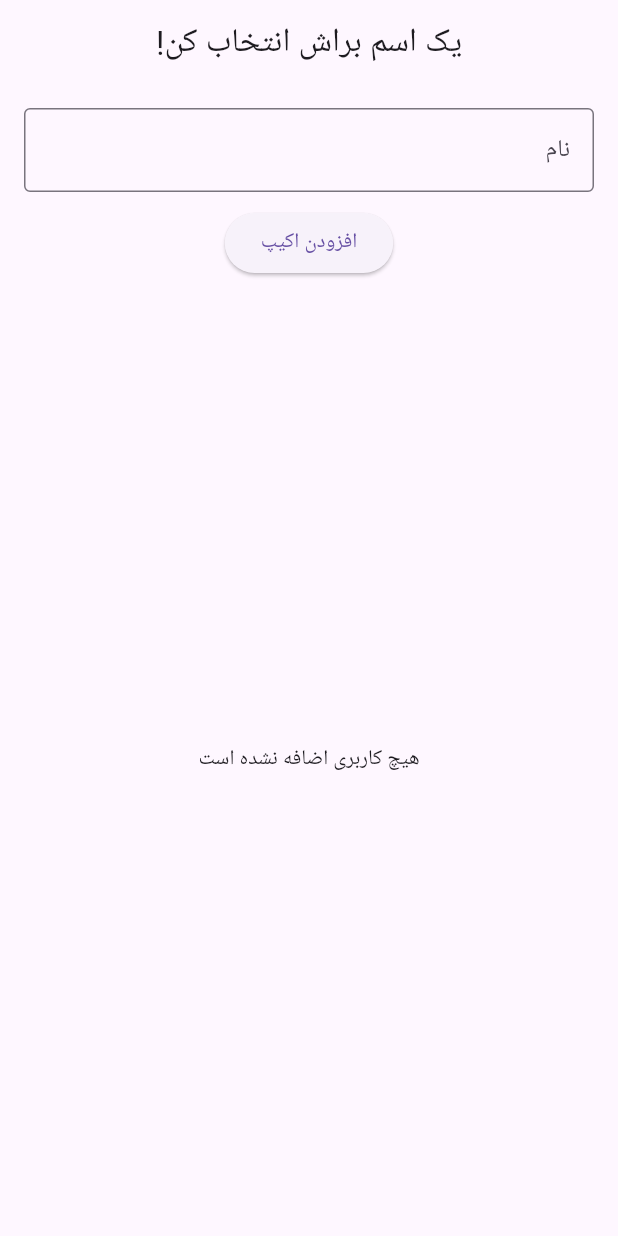
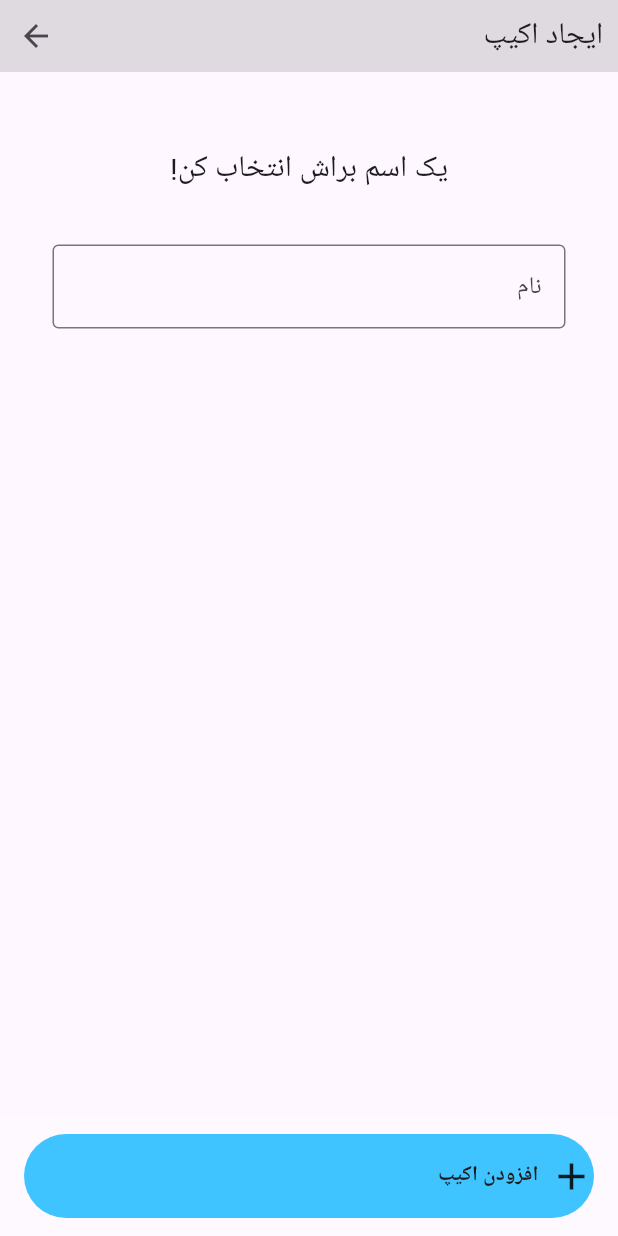
Before and after one commit to hamy-rah/Dongemon, a Flutter app: the screen it shows after launch, after a tap on "ساخت اکیپ جدید", on a phone screen of 412 x 824 dp. Run offline on Flutter 3.47's test engine with Material 3 defaults, Android fonts, the light colour scheme and no system bars; our stand-ins replace bloc, flutter_bloc.

Commit message:
move EkipBox to HomePage

```diff
--- a/lib/Home.dart
+++ b/lib/Home.dart
@@ -1,5 +1,10 @@
 import 'package:flutter/material.dart';
+import 'package:flutter_bloc/flutter_bloc.dart';
 import 'add_ekip.dart';
+import 'user_bloc.dart';
+import 'user_event.dart';
+import 'user_state.dart';
+
 class Home extends StatefulWidget {
   const Home({super.key});
 
@@ -10,6 +15,8 @@ class Home extends StatefulWidget {
 class _HomeState extends State<Home> {
   @override
   Widget build(BuildContext context) {
+    final userBloc = BlocProvider.of<UserBloc>(context);
+
     return Directionality(
       textDirection: TextDirection.rtl,
       child: Scaffold(
@@ -18,96 +25,73 @@ class _HomeState extends State<Home> {
           width: MediaQuery.of(context).size.width,
           child: Column(
             children: [
-              const SizedBox(
-                height: 20,
-              ),
+              const SizedBox(height: 20),
               Row(
                 mainAxisAlignment: MainAxisAlignment.spaceBetween,
                 children: [
-                  const Text(
-                    "اکی‍ب ها",
+                  const Padding(
+                    padding: EdgeInsets.only(right: 16.0),
+                    child: Text(
+                      "اکیپ‌ها",
                       style: TextStyle(fontSize: 20),
+                    ),
                   ),
                   Row(
                     children: [
-                      const Icon(
-                        Icons.group_add_outlined,
-                        size: 30,
-                      ),
+                      const Icon(Icons.group_add_outlined, size: 30),
                       TextButton(
                         onPressed: () {
-                            setState(() {
                           Navigator.push(
                             context,
-                                  MaterialPageRoute(builder: (context) =>
-                                      const AddEkip()
-                                  ));
-                            });
+                            MaterialPageRoute(
+                              builder: (context) => const AddEkip(),
+                            ),
+                          );
                         },
                         child: const Text(
                           "ساخت اکیپ جدید",
                           style: TextStyle(fontSize: 20),
-                          )),
+                        ),
+                      ),
                     ],
                   ),
                 ],
               ),
-              const SizedBox(
-                height: 30,
+              const SizedBox(height: 30),
+              Expanded(
+                child: BlocBuilder<UserBloc, UserState>(
+                  builder: (context, state) {
+                    if (state.users.isEmpty) {
+                      return const Center(
+                        child: Text('هنوز اکیپی ساخته نشده است'),
+                      );
+                    }
+                    return ListView.builder(
+                      itemCount: state.users.length,
+                      itemBuilder: (context, index) {
+                        final user = state.users[index];
+                        return InkWell(
+                          onTap: (){},
+                          child: Card(
+                            margin: const EdgeInsets.symmetric(
+                                horizontal: 50, vertical: 8),
+                            child: ListTile(
+                              leading: CircleAvatar(
+                                child: Text(user.name[0].toUpperCase()),
                               ),
-              Center(
-                child: InkWell(
-                  onTap: () {},
-                  child: Container(
-                    decoration: BoxDecoration(
-                      color: Colors.black87,
-                      borderRadius: BorderRadius.circular(50),
-                    ),
-                    height: 200,
-                    width: 400,
-                    child: const Column(
-                      mainAxisAlignment: MainAxisAlignment.spaceAround,
-                      children: [
-                        Text(
-                          "نام اکیپ",
-                          style: TextStyle(fontSize: 20, color: Colors.white),
-                        ),
-                        Text(
-                          "وضعیت",
-                          style: TextStyle(fontSize: 20, color: Colors.white),
-                        )
-                      ],
+                              title: Text(user.name),
+                              trailing: IconButton(
+                                icon: const Icon(Icons.delete, color: Colors.red),
+                                onPressed: () {
+                                  userBloc.add(RemoveUser(index));
+                                },
                               ),
                             ),
                           ),
-              ),
-              const SizedBox(
-                height: 30,
-              ),
-              Center(
-                child: InkWell(
-                  onTap: () {},
-                  child: Container(
-                    decoration: BoxDecoration(
-                      color: Colors.black87,
-                      borderRadius: BorderRadius.circular(50),
-                    ),
-                    height: 200,
-                    width: 400,
-                    child: const Column(
-                      mainAxisAlignment: MainAxisAlignment.spaceAround,
-                      children: [
-                        Text(
-                          "نام اکیپ",
-                          style: TextStyle(fontSize: 20, color: Colors.white),
-                        ),
-                        Text(
-                          "وضعیت",
-                          style: TextStyle(fontSize: 20, color: Colors.white),
-                        )
-                      ],
-                    ),
-                  ),
+                        );
+                      },
+                    );
+                  },
                 ),
               ),
             ],
--- a/lib/add_ekip.dart
+++ b/lib/add_ekip.dart
@@ -1,33 +1,24 @@
 import 'package:flutter/material.dart';
 import 'package:flutter_bloc/flutter_bloc.dart';
-// import 'homepage.dart';
 import 'user_bloc.dart';
 import 'user_event.dart';
-import 'user_state.dart';
 
-class AddEkip extends StatefulWidget {
+class AddEkip extends StatelessWidget {
   const AddEkip({super.key});
 
   @override
-  State<AddEkip> createState() => _AddEkipState();
-}
-
-class _AddEkipState extends State<AddEkip> {
-  @override
   Widget build(BuildContext context) {
-    return MaterialApp(
-      debugShowCheckedModeBanner: false,
-      title: 'افزودن اکیپ',
-      home: BlocProvider(
-        create: (context) => UserBloc(),
-        child: AddEkipPage(),
+    return const Directionality(
+      textDirection: TextDirection.rtl,
+      child: Scaffold(
+        body: AddEkipPage(),
       ),
     );
   }
 }
 
 class AddEkipPage extends StatefulWidget {
-  AddEkipPage({super.key});
+  const AddEkipPage({super.key});
 
   @override
   State<AddEkipPage> createState() => _AddEkipPageState();
@@ -38,76 +29,86 @@ class _AddEkipPageState extends State<AddEkipPage> {
 
   @override
   Widget build(BuildContext context) {
-    final userBloc = context.read<UserBloc>();
     return Directionality(
       textDirection: TextDirection.rtl,
       child: Scaffold(
-        // Scaffold اضافه شد
-        appBar: AppBar(
-          title: Center(child: Text('یک اسم براش انتخاب کن!')),
+        body: Column(
+          children: [
+            Container(
+              color: Colors.black12,
+              child: Row(
+                mainAxisAlignment: MainAxisAlignment.spaceBetween,
+                children: [
+                  const Text(
+                    "  ایجاد اکیپ",
+                    style: TextStyle(fontSize: 20),
                   ),
-        body: Padding(
-          padding: const EdgeInsets.all(16.0),
+                  IconButton(
+                      onPressed: () => Navigator.pop(context),
+                      icon: const Icon(Icons.arrow_forward)),
+                ],
+              ),
+            ),
+            const SizedBox(height: 50,),
+            const Center(child: Text('یک اسم براش انتخاب کن!',style: TextStyle(fontSize: 20),)),
+            Padding(
+              padding: const EdgeInsets.all(35.0),
               child: Column(
                 children: <Widget>[
-              // فرم وارد کردن نام
                   TextField(
                     controller: _nameController,
-                decoration: InputDecoration(
+                    decoration: const InputDecoration(
                       labelText: 'نام',
                       border: OutlineInputBorder(),
                     ),
                   ),
-              SizedBox(height: 10),
-              ElevatedButton(
-                onPressed: () {
-                  final name = _nameController.text.trim();
-                  if (name.isNotEmpty) {
-                    userBloc.add(AddUser(name: name));
-                    _nameController.clear();
-                  } else {
-                    ScaffoldMessenger.of(context).showSnackBar(
-                      SnackBar(content: Text('لطفاً فیلد را پر کنید')),
-                    );
-                  }
-                },
-                child: Text('افزودن اکیپ'),
-              ),
-              SizedBox(height: 20),
-              // لیست کاربران
-              Expanded(
-                child: BlocBuilder<UserBloc, UserState>(
-                  builder: (context, state) {
-                    if (state.users.isEmpty) {
-                      return Center(
-                        child: Text('هیچ کاربری اضافه نشده است'),
-                      );
-                    }
-                    return ListView.builder(
-                      itemCount: state.users.length,
-                      itemBuilder: (context, index) {
-                        final user = state.users[index];
-                        return Card(
-                          child: ListTile(
-                            leading: CircleAvatar(
-                              child: Text(user.name[0].toUpperCase()),
-                            ),
-                            title: Text(user.name),
-                            trailing: IconButton(
-                              onPressed: () {
-                                userBloc.add(RemoveUser(index));
-                              },
-                              icon: Icon(Icons.delete, color: Colors.red),
-                            ),
-                          ),
-                        );
-                      },
-                    );
-                  },
+                  const SizedBox(height: 20),
+                ],
               ),
             ),
           ],
         ),
+        bottomNavigationBar: BottomAppBar(
+          color: Colors.white12,
+          shape: const CircularNotchedRectangle(),
+          notchMargin: 8.0,
+          child: InkWell(
+            onTap: (){
+              final name = _nameController.text.trim();
+              if (name.isNotEmpty) {
+                context.read<UserBloc>().add(AddUser(name: name));
+                _nameController.clear();
+                Navigator.pop(context);
+              } else {
+                ScaffoldMessenger.of(context).showSnackBar(
+                  const SnackBar(content: Text('لطفاً فیلد را پر کنید')),
+                );
+              }
+            },
+            child: Container(
+              height: 100,
+              width: 150,
+              decoration: BoxDecoration(
+                  color: Colors.lightBlueAccent,
+                  borderRadius: BorderRadius.circular(30)),
+
+              child: const Row(
+                children: [
+                  Icon(
+                    Icons.add,
+                    size: 30,
+                  ),
+                  Text(
+                    "  افزودن اکیپ",
+                    style: TextStyle(fontWeight: FontWeight.bold),
+                  )
+                ],
+              ),
+            ),
+
+          ),
+
+
         ),
       ),
     );
--- a/lib/main.dart
+++ b/lib/main.dart
@@ -1,5 +1,15 @@
 import 'package:dongemon/homepage.dart';
+import 'package:dongemon/user_bloc.dart';
 import 'package:flutter/material.dart';
+import 'package:flutter_bloc/flutter_bloc.dart';
 void main() {
-  runApp(const MaterialApp(home:HomePage(), debugShowCheckedModeBanner: false,));
+  runApp(
+    BlocProvider(
+      create: (context) => UserBloc(),
+      child: const MaterialApp(
+        debugShowCheckedModeBanner: false,
+        home: HomePage(),
+      ),
+    ),
+  );
 }
```
Lines whose indentation alone changed are shown as unchanged.
